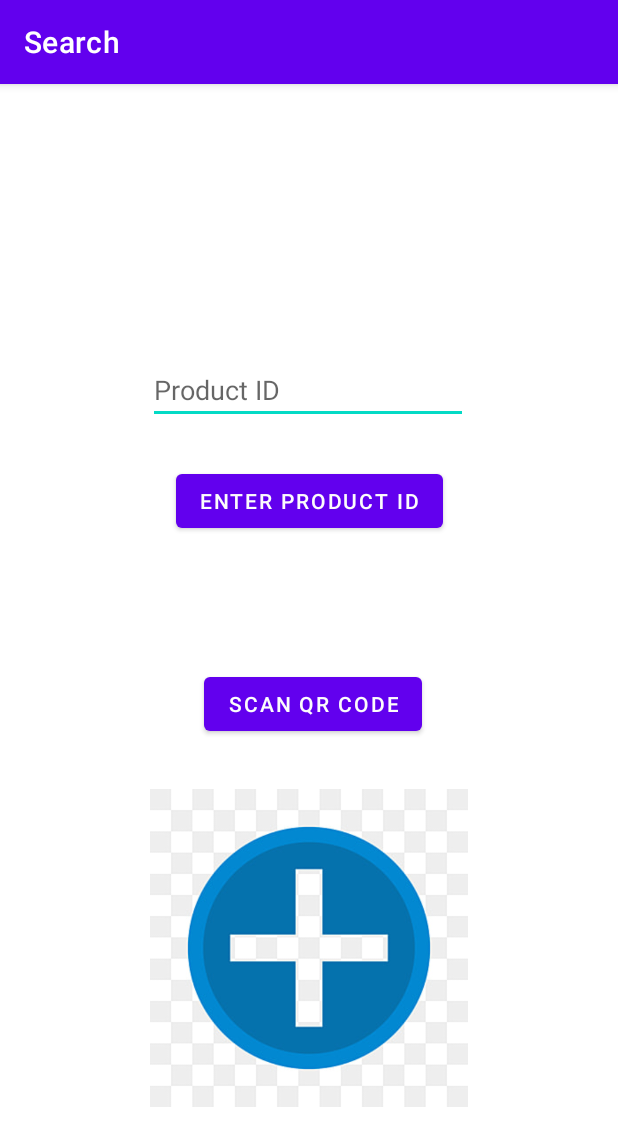
After one commit to MingYeu/Mobile-Assignment, an Android app: the Search screen opened directly, with no data from a screen before it, on a phone screen of 412 x 824 dp. The commit adds this screen. Shown: the top 1146 px of the screen. Run offline under Robolectric (Android 15) with nearby library versions, the phone set to English and light mode, and no system bars; our stand-ins replace Firebase (no records; nobody signed in at launch, a user with empty details on screens opened directly); libraries missing offline, so code that uses them is left out: com.google.zxing.integration.

Commit message:
Stock in, out, search

```diff
--- a/app/src/main/AndroidManifest.xml
+++ b/app/src/main/AndroidManifest.xml
@@ -18,6 +18,9 @@
         <activity android:name=".InventoryReport" />
         <activity android:name=".HistoryReport" />
         <activity android:name=".Report" />
+        <activity android:name=".Search" android:label="Search"/>
+        <activity android:name=".DisplayStock" android:label="Stock Information"/>
+        <activity android:name=".StockOut" android:label="Stock Out"/>
         <activity
             android:name="com.journeyapps.barcodescanner.CaptureActivity"
             android:screenOrientation="fullSensor"
--- /dev/null
+++ b/app/src/main/java/com/example/warehouse/Search.kt
@@ -0,0 +1,74 @@
+package com.example.warehouse
+
+import android.app.Activity
+import android.content.Intent
+import android.graphics.Bitmap
+import android.graphics.BitmapFactory
+import android.os.Bundle
+import android.widget.Button
+import android.widget.TextView
+import androidx.appcompat.app.AppCompatActivity
+import com.google.firebase.database.ValueEventListener
+import java.util.*
+import android.util.Base64
+import android.widget.ImageView
+import android.widget.Toast
+import com.google.firebase.database.DataSnapshot
+import com.google.firebase.database.DatabaseError
+import com.google.firebase.database.FirebaseDatabase
+import com.google.zxing.integration.android.IntentIntegrator
+import com.google.zxing.integration.android.IntentResult
+import org.w3c.dom.Text
+
+class Search : AppCompatActivity(){
+
+    var imageDisplay : Bitmap? = null
+    lateinit var productId : String
+
+    override fun onCreate(savedInstanceState: Bundle?) {
+        super.onCreate(savedInstanceState)
+        setContentView(R.layout.search)
+
+
+        val btn = findViewById<Button>(R.id.btnEnterProduct)
+        btn.setOnClickListener {
+            val id = findViewById<TextView>(R.id.ettProductID)
+            navigate(id.text.toString())
+        }
+
+        val btnScan = findViewById<Button>(R.id.btnQRScan)
+        btnScan.setOnClickListener {
+            val scanner = IntentIntegrator(this)
+            scanner.initiateScan()
+        }
+    }
+
+    override fun onActivityResult(requestCode: Int, resultCode: Int, data: Intent?) {
+        if(resultCode == Activity.RESULT_OK){
+            val result : IntentResult = IntentIntegrator.parseActivityResult(requestCode, resultCode, data)
+            if(result != null) {
+                if(result.contents == null) {
+                    Toast.makeText(this, "Cancelled", Toast.LENGTH_LONG).show();
+
+                } else {
+                    navigate(result.contents)
+                }
+            } else {
+                super.onActivityResult(requestCode, resultCode, data);
+            }
+        }
+    }
+
+    private fun navigate(productId: String)
+    {
+        if(productId.startsWith("S"))
+        {
+            val intent = Intent(this, DisplayStock::class.java)
+            intent.putExtra("productID", productId)
+            startActivity(intent)
+        }
+        else{
+            Toast.makeText(applicationContext, "Wrong Product ID", Toast.LENGTH_LONG).show()
+        }
+    }
+}
--- a/app/src/main/java/com/example/warehouse/Stock.kt
+++ b/app/src/main/java/com/example/warehouse/Stock.kt
@@ -1,5 +1,5 @@
 package com.example.warehouse
 
-class Stock (val name:String, val quant:String, val price: String){
+class Stock(val StockId: String, val name:String, val quantity:String, val price: String, val image: String, val rack: String){
 
 }
--- a/app/src/main/res/layout/activity_main.xml
+++ b/app/src/main/res/layout/activity_main.xml
@@ -34,7 +34,7 @@
         app:layout_constraintVertical_bias="0.321" />
 
     <Button
-        android:id="@+id/button"
+        android:id="@+id/btn_search"
         android:layout_width="80dp"
         android:layout_height="80dp"
         android:layout_marginStart="284dp"
@@ -42,7 +42,7 @@
         android:layout_marginEnd="27dp"
         android:layout_marginBottom="59dp"
         android:background="@drawable/custom_button"
-        android:text="Go"
+        android:text="Scan"
         android:textAllCaps="false"
         android:textColor="#FFFFFF"
         android:textSize="20sp"
--- a/app/src/main/res/layout/product_scan.xml
+++ b/app/src/main/res/layout/product_scan.xml
@@ -20,4 +20,5 @@
         app:layout_constraintEnd_toEndOf="parent"
         app:layout_constraintStart_toStartOf="parent"
         app:layout_constraintTop_toTopOf="parent" />
+
 </androidx.constraintlayout.widget.ConstraintLayout>
--- /dev/null
+++ b/app/src/main/res/layout/search.xml
@@ -0,0 +1,74 @@
+<?xml version="1.0" encoding="utf-8"?>
+<androidx.constraintlayout.widget.ConstraintLayout
+    xmlns:android="http://schemas.android.com/apk/res/android"
+    xmlns:app="http://schemas.android.com/apk/res-auto"
+    xmlns:tools="http://schemas.android.com/tools"
+    android:layout_width="match_parent"
+    android:layout_height="match_parent">
+
+    <Button
+        android:id="@+id/btnEnterProduct"
+        android:layout_width="wrap_content"
+        android:layout_height="wrap_content"
+        android:layout_marginTop="235dp"
+        android:layout_marginBottom="448dp"
+        android:text="Enter Product ID"
+        app:layout_constraintBottom_toBottomOf="parent"
+        app:layout_constraintEnd_toEndOf="parent"
+        app:layout_constraintStart_toStartOf="parent"
+        app:layout_constraintTop_toTopOf="parent"
+        android:textAlignment="center"
+        android:layout_gravity="center"/>
+
+    <Button
+        android:id="@+id/btnQRScan"
+        android:layout_width="wrap_content"
+        android:layout_height="wrap_content"
+        android:layout_gravity="center"
+        android:layout_marginStart="136dp"
+        android:layout_marginTop="78dp"
+        android:layout_marginEnd="131dp"
+        android:layout_marginBottom="321dp"
+        android:text="Scan QR Code"
+        android:textAlignment="center"
+        app:layout_constraintBottom_toBottomOf="parent"
+        app:layout_constraintEnd_toEndOf="parent"
+        app:layout_constraintStart_toStartOf="parent"
+        app:layout_constraintTop_toBottomOf="@+id/btnEnterProduct"
+        tools:ignore="MissingConstraints" />
+
+    <EditText
+        android:id="@+id/ettProductID"
+        android:layout_width="wrap_content"
+        android:layout_height="wrap_content"
+        android:layout_gravity="center"
+        android:layout_marginStart="100dp"
+        android:layout_marginTop="172dp"
+        android:layout_marginEnd="101dp"
+        android:layout_marginBottom="18dp"
+        android:ems="10"
+        android:inputType="textPersonName"
+        android:hint="Product ID"
+        app:layout_constraintBottom_toTopOf="@+id/btnEnterProduct"
+        app:layout_constraintEnd_toEndOf="parent"
+        app:layout_constraintStart_toStartOf="parent"
+        app:layout_constraintTop_toTopOf="parent"
+        tools:ignore="MissingConstraints" />
+
+    <ImageView
+        android:id="@+id/imageView"
+        android:layout_width="249dp"
+        android:layout_height="212dp"
+        android:layout_gravity="center"
+        android:layout_marginStart="81dp"
+        android:layout_marginTop="28dp"
+        android:layout_marginEnd="81dp"
+        android:layout_marginBottom="81dp"
+        android:textAlignment="center"
+        app:layout_constraintBottom_toBottomOf="parent"
+        app:layout_constraintEnd_toEndOf="parent"
+        app:layout_constraintStart_toStartOf="parent"
+        app:layout_constraintTop_toBottomOf="@+id/btnQRScan"
+        app:srcCompat="@drawable/addproductimg" />
+
+</androidx.constraintlayout.widget.ConstraintLayout>
```
Also changed, not shown: app/src/main/java/com/example/warehouse/DisplayStock.kt (added, +80 -0 lines), app/src/main/java/com/example/warehouse/MainActivity.kt (+17 -2 lines), app/src/main/java/com/example/warehouse/ProductScan.kt (+33 -5 lines), app/src/main/java/com/example/warehouse/StockIn.kt (+41 -57 lines), app/src/main/java/com/example/warehouse/StockOut.kt (added, +113 -0 lines), app/src/main/res/layout/display_stock.xml (added, +71 -0 lines), app/src/main/res/layout/stock_in.xml (+13 -7 lines), app/src/main/res/layout/stock_out.xml (added, +80 -0 lines).
